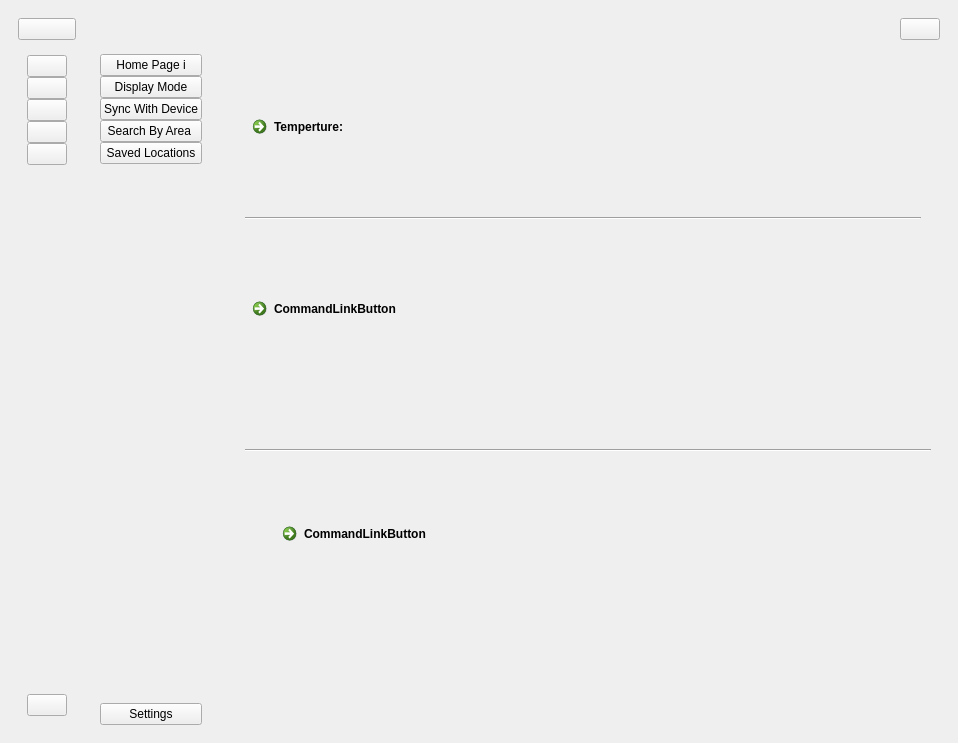
First picture: the form in User Interface/WeatherApp.ui, repository sarscheps/Project---UI-Communications, before the edit.
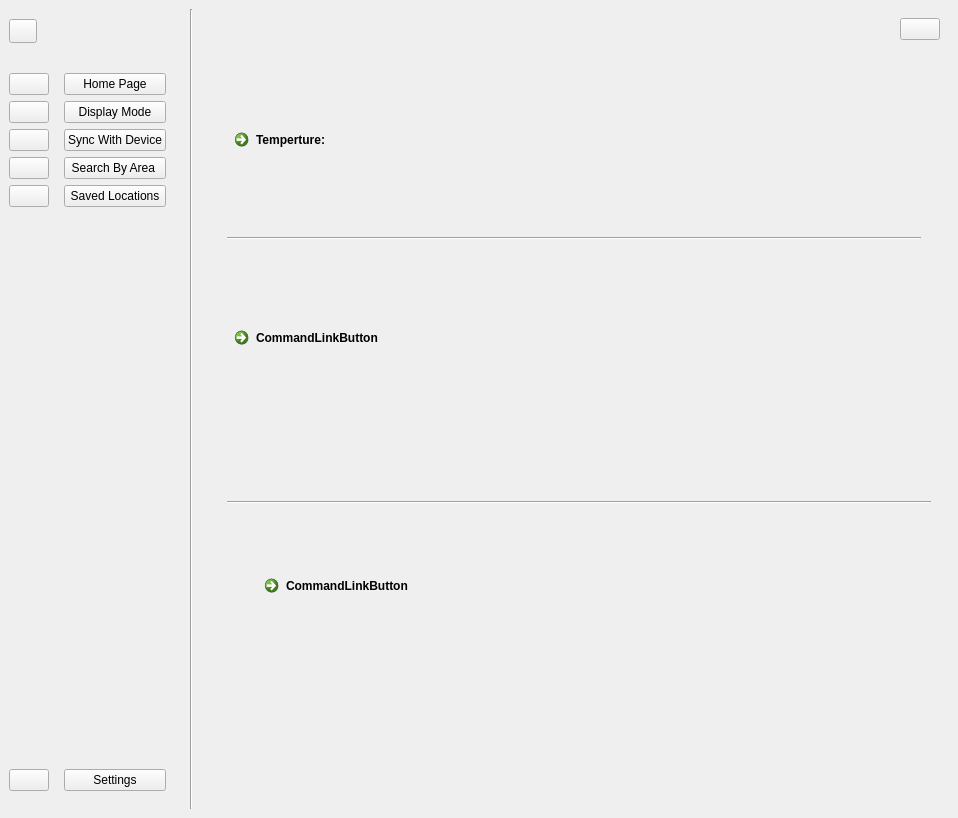
Second picture: the form after the edit. Icons and pictures are not drawn. Custom widgets are drawn as their Qt base class.

Commit message: sidebar edited to look slightly cleaner

```diff
--- a/User Interface/WeatherApp.ui
+++ b/User Interface/WeatherApp.ui
@@ -7,7 +7,7 @@
     <x>0</x>
     <y>0</y>
     <width>958</width>
-    <height>743</height>
+    <height>818</height>
    </rect>
   </property>
   <property name="windowTitle">
@@ -16,10 +16,16 @@
   <widget class="QWidget" name="centralwidget">
    <layout class="QGridLayout" name="gridLayout">
     <item row="0" column="0">
-     <widget class="QWidget" name="fullSideBarWidget" native="true">
-      <layout class="QVBoxLayout" name="verticalLayout_8">
-       <item>
+     <widget class="QWidget" name="sideBarBtnWidget_2" native="true">
         <widget class="QPushButton" name="pushButton">
+       <property name="geometry">
+        <rect>
+         <x>0</x>
+         <y>10</y>
+         <width>28</width>
+         <height>24</height>
+        </rect>
+       </property>
          <property name="text">
           <string/>
          </property>
@@ -37,13 +43,68 @@
           <bool>true</bool>
          </property>
         </widget>
-       </item>
+     </widget>
+    </item>
+    <item row="0" column="1" rowspan="2">
+     <widget class="Line" name="line_3">
+      <property name="orientation">
+       <enum>Qt::Vertical</enum>
+      </property>
+     </widget>
+    </item>
+    <item row="0" column="2">
+     <widget class="QWidget" name="topBarWidget" native="true">
+      <property name="minimumSize">
+       <size>
+        <width>0</width>
+        <height>0</height>
+       </size>
+      </property>
+      <layout class="QHBoxLayout" name="horizontalLayout_2">
        <item>
-        <widget class="QWidget" name="smallSideBarWidget" native="true">
-         <layout class="QVBoxLayout" name="verticalLayout_4">
-          <item>
-           <layout class="QVBoxLayout" name="verticalLayout_3">
+        <layout class="QHBoxLayout" name="horizontalLayout">
             <property name="spacing">
+          <number>0</number>
+         </property>
+         <item>
+          <spacer name="horizontalSpacer">
+           <property name="orientation">
+            <enum>Qt::Horizontal</enum>
+           </property>
+           <property name="sizeHint" stdset="0">
+            <size>
+             <width>40</width>
+             <height>20</height>
+            </size>
+           </property>
+          </spacer>
+         </item>
+         <item>
+          <widget class="QPushButton" name="profileBtn">
+           <property name="text">
+            <string/>
+           </property>
+           <property name="icon">
+            <iconset>
+             <normaloff>icons/BasicIcons/profileImage_logo.png</normaloff>icons/BasicIcons/profileImage_logo.png</iconset>
+           </property>
+          </widget>
+         </item>
+        </layout>
+       </item>
+      </layout>
+     </widget>
+    </item>
+    <item row="1" column="0">
+     <widget class="QWidget" name="sideBarWidget" native="true">
+      <layout class="QHBoxLayout" name="horizontalLayout_6">
+       <property name="leftMargin">
+        <number>0</number>
+       </property>
+       <item>
+        <widget class="QWidget" name="widget_8" native="true">
+         <layout class="QVBoxLayout" name="verticalLayout">
+          <property name="leftMargin">
              <number>0</number>
             </property>
             <item>
@@ -161,8 +222,6 @@
               </property>
              </widget>
             </item>
-           </layout>
-          </item>
           <item>
            <spacer name="verticalSpacer">
             <property name="orientation">
@@ -171,7 +230,7 @@
             <property name="sizeHint" stdset="0">
              <size>
               <width>20</width>
-              <height>516</height>
+              <height>507</height>
              </size>
             </property>
            </spacer>
@@ -196,37 +255,16 @@
          </layout>
         </widget>
        </item>
-      </layout>
-     </widget>
-    </item>
-    <item row="0" column="1">
-     <widget class="QWidget" name="sideBarBtnWidget" native="true">
+       <item>
+        <widget class="QWidget" name="widget_9" native="true">
       <layout class="QVBoxLayout" name="verticalLayout_2">
-       <item>
-        <spacer name="verticalSpacer_3">
-         <property name="orientation">
-          <enum>Qt::Vertical</enum>
-         </property>
-         <property name="sizeType">
-          <enum>QSizePolicy::Fixed</enum>
-         </property>
-         <property name="sizeHint" stdset="0">
-          <size>
-           <width>20</width>
-           <height>36</height>
-          </size>
-         </property>
-        </spacer>
-       </item>
-       <item>
-        <layout class="QVBoxLayout" name="verticalLayout">
-         <property name="spacing">
+          <property name="leftMargin">
           <number>0</number>
          </property>
          <item>
           <widget class="QPushButton" name="homePageBtn">
            <property name="text">
-            <string>Home Page i</string>
+             <string>Home Page</string>
            </property>
            <property name="icon">
             <iconset>
@@ -308,8 +346,6 @@
            </property>
           </widget>
          </item>
-        </layout>
-       </item>
        <item>
         <spacer name="verticalSpacer_2">
          <property name="orientation">
@@ -318,7 +354,7 @@
          <property name="sizeHint" stdset="0">
           <size>
            <width>20</width>
-           <height>496</height>
+              <height>531</height>
           </size>
          </property>
         </spacer>
@@ -339,7 +375,10 @@
       </layout>
      </widget>
     </item>
-    <item row="0" column="2">
+      </layout>
+     </widget>
+    </item>
+    <item row="1" column="2">
      <widget class="QWidget" name="mainPageWidget" native="true">
       <layout class="QVBoxLayout" name="verticalLayout_5">
        <property name="spacing">
@@ -357,49 +396,6 @@
        <property name="bottomMargin">
         <number>0</number>
        </property>
-       <item>
-        <widget class="QWidget" name="topBarWidget" native="true">
-         <property name="minimumSize">
-          <size>
-           <width>0</width>
-           <height>0</height>
-          </size>
-         </property>
-         <layout class="QHBoxLayout" name="horizontalLayout_2">
-          <item>
-           <layout class="QHBoxLayout" name="horizontalLayout">
-            <property name="spacing">
-             <number>0</number>
-            </property>
-            <item>
-             <spacer name="horizontalSpacer">
-              <property name="orientation">
-               <enum>Qt::Horizontal</enum>
-              </property>
-              <property name="sizeHint" stdset="0">
-               <size>
-                <width>40</width>
-                <height>20</height>
-               </size>
-              </property>
-             </spacer>
-            </item>
-            <item>
-             <widget class="QPushButton" name="profileBtn">
-              <property name="text">
-               <string/>
-              </property>
-              <property name="icon">
-               <iconset>
-                <normaloff>icons/BasicIcons/profileImage_logo.png</normaloff>icons/BasicIcons/profileImage_logo.png</iconset>
-              </property>
-             </widget>
-            </item>
-           </layout>
-          </item>
-         </layout>
-        </widget>
-       </item>
        <item>
         <widget class="QStackedWidget" name="pagesWidget">
          <property name="enabled">
```
Left out of the diff: 248 changed lines with no effect on the pictures. Lines whose indentation alone changed are shown as unchanged. The commit also changes 2 other files.
